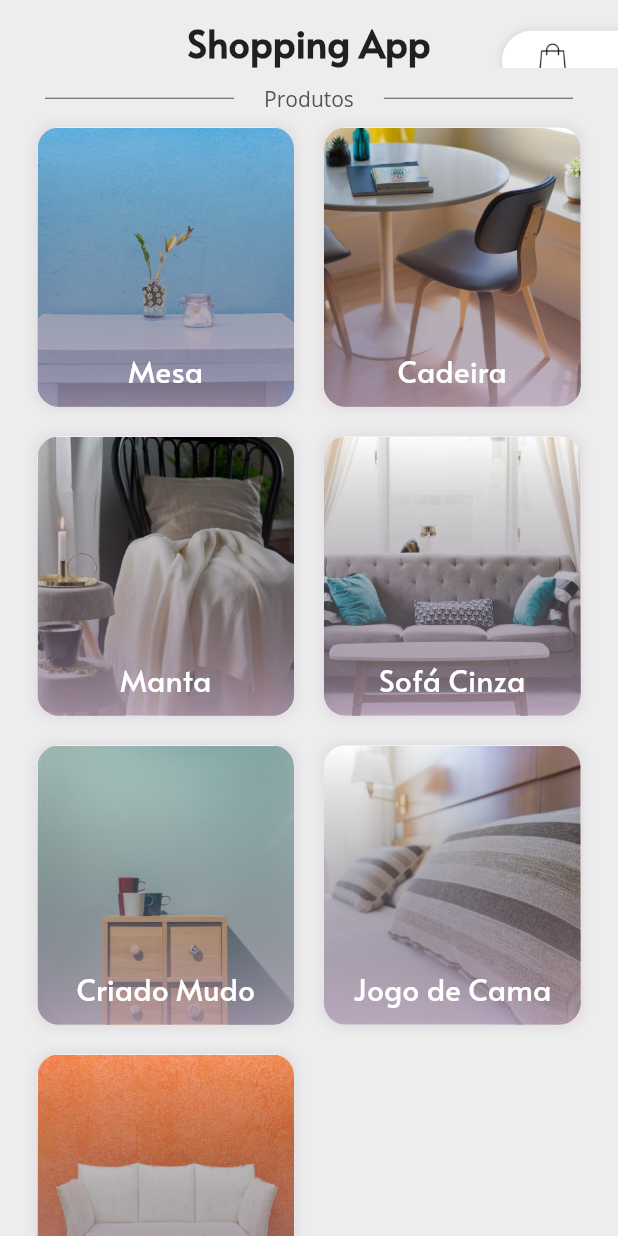
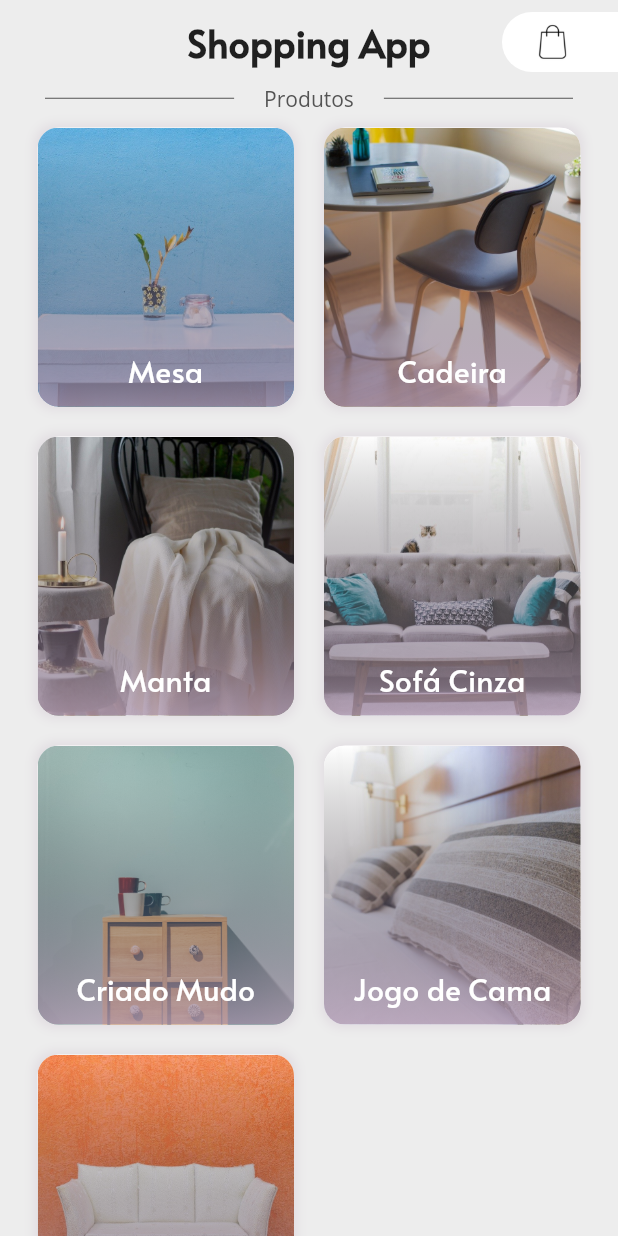
Before and after one commit to mm44m6/shopping-app-alura, a Flutter app: the screen it shows after launch, on a phone screen of 412 x 824 dp. Run offline on Flutter 3.47's test engine with Material 2 defaults, Android fonts, the phone set to English and light mode, and no system bars.

```diff
--- a/lib/main.dart
+++ b/lib/main.dart
@@ -1,9 +1,5 @@
-import 'dart:convert';
+import 'package:flutter/material.dart';
 
-import 'package:flutter/material.dart';
-import 'package:flutter/services.dart';
-
-import 'modelos/movel.dart';
 import 'paginas/detalhes.dart';
 
 void main() => runApp(MyApp());
@@ -27,78 +23,111 @@ class MyApp extends StatelessWidget {
 
     MaterialColor materialColorBackground =
       MaterialColor(0xFFededed, colorBackground);
-
       return MaterialApp(
         title: 'Shopping App',
         theme: ThemeData(
           primarySwatch: Colors.red,
           backgroundColor: materialColorBackground,
           textTheme: TextTheme(
-          headline: TextStyle(
-              fontSize: 25.0, fontWeight: FontWeight.bold, fontFamily: 'Alata'),
+            headline: TextStyle(fontSize: 25.0, fontWeight: FontWeight.bold, fontFamily: 'Alata'),
             title: TextStyle(fontSize: 20.0, fontFamily: 'Alata', color: Colors.white),
-          body1: TextStyle(
-              fontSize: 14.0,
-              fontFamily: 'Open Sans',
-              color: Color.fromRGBO(83, 83, 83, 1)),
+            body1: TextStyle(fontSize: 14.0, fontFamily: 'Open Sans', color: Color.fromRGBO(83, 83, 83, 1)),
           ),
         ),
-      home: MyHomePage(title: 'Shopping App'),
+        home: MyHomePage('Shopping App'),
     );
   }
 }
 
 class MyHomePage extends StatelessWidget {
-  MyHomePage({Key key, this.title}) : super(key: key);
+
+  MyHomePage(this.title) : super();
+
   final String title;
 
-  Future<String> loadJson() async {
-    return await rootBundle.loadString('utils/data/moveis.json');
+  List moveis = [
+    {
+        "titulo": "Mesa",
+        "preco": "300",
+        "foto": "furniture1.jpeg",
+        "descricao": ""
+    },
+    {
+        "titulo": "Cadeira",
+        "preco": "120",
+        "foto": "furniture2.jpg",
+        "descricao": ""
+    },
+    {
+        "titulo": "Manta",
+        "preco": "200",
+        "foto": "furniture3.jpg",
+        "descricao": ""
+    },
+    {
+        "titulo": "Sofá Cinza",
+        "preco": "800",
+        "foto": "furniture4.jpg",
+        "descricao": ""
+    },
+    {
+        "titulo": "Criado Mudo",
+        "preco": "400",
+        "foto": "furniture5.jpg",
+        "descricao": ""
+    },
+    {
+        "titulo": "Jogo de Cama",
+        "preco": "250",
+        "foto": "furniture6.jpg",
+        "descricao": ""
+    },
+    {
+        "titulo": "Sofá Branco",
+        "preco": "900",
+        "foto": "furniture7.jpg",
+        "descricao": ""
     }
+  ];
 
   @override
   Widget build(BuildContext context) {
-    return Scaffold(
-      backgroundColor: Theme.of(context).backgroundColor,
-      appBar: AppBar(
+    criarAppBar() {
+      return AppBar(
+        centerTitle: true,
+        backgroundColor: Colors.transparent,
+        elevation: 0.0,
         titleSpacing: 0.0,
-          title: Container(
-            child: Stack(
-              children: <Widget>[
-                Center(
-                  child:
-                      Text(title, style: Theme.of(context).textTheme.headline),
+        actions: <Widget>[
+          Padding(
+            padding: const EdgeInsets.symmetric(
+              vertical: 8.0,
             ),
-                Positioned(
-                    right: 0,
-                    top: 10,
             child: Container(
+              padding: EdgeInsets.only(right: 30, left: 20),
+              height: 40,
+              alignment: Alignment.centerRight,
               decoration: BoxDecoration(
                 borderRadius: BorderRadius.only(
                   bottomLeft: Radius.circular(100),
                   topLeft: Radius.circular(100)),
                   color: Colors.white,
-                            boxShadow: [
-                              BoxShadow(
-                                  color: Color.fromRGBO(178, 155, 178, 0.2),
-                                  spreadRadius: 2,
-                                  blurRadius: 3,
-                                  offset: Offset(0, 0))
-                            ]),
-                        padding: EdgeInsets.only(right: 30, left: 20),
-                        height: 40,
-                        alignment: Alignment.centerRight,
+                ),
               child: Image(
-                          image:
-                              AssetImage('utils/assets/icons/shopping_bag.png'),
+                image: AssetImage('utils/assets/icons/shopping_bag.png'),
                 height: 30,
                 fit: BoxFit.fitHeight,
-                        )))
-              ],
               ),
             ),
-          backgroundColor: Colors.transparent,
-          elevation: 0.0),
+          ),
+        ],
+        title: Text(title, style: Theme.of(context).textTheme.headline)
+      );
+    }
+
+    return Scaffold(
+      backgroundColor: Theme.of(context).backgroundColor,
+      appBar: criarAppBar(),
       body: Column(
         mainAxisSize: MainAxisSize.min,
         children: <Widget>[
@@ -107,7 +136,8 @@ class MyHomePage extends StatelessWidget {
               child: new Container(
                 margin: const EdgeInsets.only(left: 30.0, right: 20.0),
                 child: Divider(color: Color.fromRGBO(83, 83, 83, 1)),
-            )),
+              )
+            ),
             Text("Produtos", style: Theme.of(context).textTheme.body1),
             Expanded(
                 child: new Container(
@@ -116,20 +146,19 @@ class MyHomePage extends StatelessWidget {
             )),
           ]),
           Flexible(
-              child: FutureBuilder(
-            future: loadJson(),
-            builder: (context, snapshot) {
-              Map<String, dynamic> moveis =
-                  json.decode(snapshot.data.toString());
+            child:
+              GridView.builder(
+                gridDelegate:
+                  SliverGridDelegateWithFixedCrossAxisCount(
+                    crossAxisCount: 2
+                  ),
+                itemCount: this.moveis == null ? 0 : moveis.length,
+                itemBuilder: (BuildContext context, int index) {
 
-              return GridView.builder(
-                gridDelegate: SliverGridDelegateWithFixedCrossAxisCount(
-                    crossAxisCount: 2),
-                itemCount: moveis == null ? 0 : moveis['moveis'].length,
-                itemBuilder: (BuildContext context, int index) {
-                  Movel movel = Movel.fromJson(moveis['moveis'][index]);
-                  return GestureDetector(
-                    onTap: () => Navigator.push(context, MaterialPageRoute(builder: (context) => Detalhes(movel: movel))),
+                final movel = moveis[index];
+
+                return InkWell(
+                  onTap: () => Navigator.push(context, MaterialPageRoute(builder: (context) => Detalhes(movel))),
                   child: Container(
                     decoration: BoxDecoration(
                     borderRadius: BorderRadius.circular(14),
@@ -139,27 +168,31 @@ class MyHomePage extends StatelessWidget {
                           color: Color.fromRGBO(178, 155, 178, 0.2),
                           spreadRadius: 2,
                           blurRadius: 5,
-                                offset: Offset(0, 0))
-                          ]),
+                          offset: Offset(0, 0)
+                        )
+                      ]
+                    ),
                     margin: index % 2 == 0
                       ? EdgeInsets.only(
                         left: 25, top: 10, right: 10, bottom: 10)
                       : EdgeInsets.only(
                         left: 10, top: 10, right: 25, bottom: 10),
+                    child:
+                      ClipRRect(
+                        borderRadius: BorderRadius.circular(14),
                           child: Stack(
                            alignment: Alignment.center,
                            children: <Widget>[
                             Positioned.fill(
-                              child: ClipRRect(
-                                  borderRadius: BorderRadius.circular(14),
                              child: Image(
                                 image: AssetImage(
-                                          'utils/assets/images/${movel.foto}'),
-                                      fit: BoxFit.cover))),
+                                  'utils/assets/images/${movel['foto']}'),
+                                  fit: BoxFit.cover
+                              )
+                            ),
                             Positioned.fill(
                               child: Container(
                                 decoration: BoxDecoration(
-                                  borderRadius: BorderRadius.circular(14),
                                   gradient: LinearGradient(
                                       begin: Alignment.topCenter,
                                       end: Alignment.bottomCenter,
@@ -173,14 +206,19 @@ class MyHomePage extends StatelessWidget {
                             ),
                             Positioned(
                               bottom: 10,
-                              child: Text(movel.titulo,
-                                  style: Theme.of(context).textTheme.title))
-                        ],
-                      )));
-                },
+                              child: Text(
+                                movel['titulo'],
+                                style:
+                                Theme.of(context).textTheme.title
+                              )
+                            )
+                          ])
+                      )
+                    )
                   );
                 },
-          )),
+              )
+          )
         ],
       ),
     );
--- a/lib/modelos/movel.dart
+++ b/lib/modelos/movel.dart
@@ -9,9 +9,6 @@ class Movel {
   Movel({this.titulo, this.preco, this.foto, this.descricao});
 
   factory Movel.fromJson(Map<String, dynamic> json) {
-    if (json == null)
-      return null;
-
     return Movel(
       titulo: json['titulo'] as String,
       preco: json['preco'] as String,
--- a/lib/paginas/detalhes.dart
+++ b/lib/paginas/detalhes.dart
@@ -1,10 +1,10 @@
 import 'package:flutter/material.dart';
-import '../modelos/movel.dart';
+// import '../modelos/movel.dart';
 
 class Detalhes extends StatelessWidget {
-  final Movel movel;
+  final movel;
 
-  Detalhes({Key key, @required this.movel}) : super(key: key);
+  Detalhes(this.movel) : super();
 
   @override
   Widget build(BuildContext context) {
--- a/utils/data/moveis.json
+++ /dev/null
@@ -1,46 +0,0 @@
-{
-    "moveis": [
-    {
-        "titulo": "Mesa",
-        "preco": "300",
-        "foto": "furniture1.jpeg",
-        "descricao": ""
-    },
-    {
-        "titulo": "Cadeira",
-        "preco": "120",
-        "foto": "furniture2.jpg",
-        "descricao": ""
-    },
-    {
-        "titulo": "Manta",
-        "preco": "200",
-        "foto": "furniture3.jpg",
-        "descricao": ""
-    },
-    {
-        "titulo": "Sofá Cinza",
-        "preco": "800",
-        "foto": "furniture4.jpg",
-        "descricao": ""
-    },
-    {
-        "titulo": "Criado Mudo",
-        "preco": "400",
-        "foto": "furniture5.jpg",
-        "descricao": ""
-    },
-    {
-        "titulo": "Jogo de Cama",
-        "preco": "250",
-        "foto": "furniture6.jpg",
-        "descricao": ""
-    },
-    {
-        "titulo": "Sofá Branco",
-        "preco": "900",
-        "foto": "furniture7.jpg",
-        "descricao": ""
-    }
-    ]
-}
```
Lines whose indentation alone changed are shown as unchanged.
